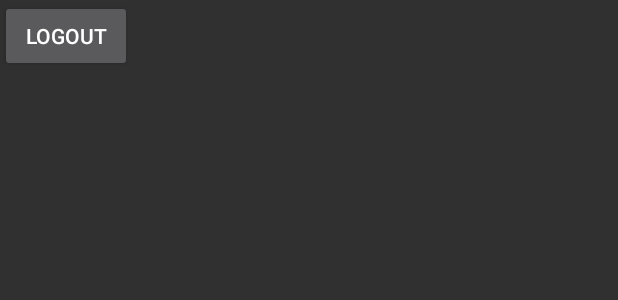
After one commit to BogdanBotez/MagazinArticoleSportive, an Android app: the layout activity_home.xml on its own in the app's theme, with its tools: preview values and no code run, on a phone screen of 412 x 824 dp. The commit adds this screen. Shown: the top 300 px of the screen. Run offline under Robolectric (Android 15) with nearby library versions, the phone set to English and light mode, and no system bars.

Commit message:
Added login functionality.

```diff
--- a/app/src/main/AndroidManifest.xml
+++ b/app/src/main/AndroidManifest.xml
@@ -9,7 +9,8 @@
         android:roundIcon="@mipmap/ic_launcher_round"
         android:supportsRtl="true"
         android:theme="@style/AppTheme">
-        <activity android:name=".RegisterActivity"></activity>
+        <activity android:name=".HomeActivity"></activity>
+        <activity android:name=".RegisterActivity" />
         <activity android:name=".LoginActivity" />
         <activity android:name=".MainActivity">
             <intent-filter>
--- a/app/src/main/java/com/example/magazinarticolesportive/RegisterActivity.java
+++ b/app/src/main/java/com/example/magazinarticolesportive/RegisterActivity.java
@@ -47,8 +47,7 @@ public class RegisterActivity extends AppCompatActivity {
         });
     }
 
-    private void CreateAccount()
-    {
+    private void CreateAccount() {
         String name = InputName.getText().toString();
         String email = InputEmail.getText().toString();
         String password = InputPassword.getText().toString();
@@ -76,8 +75,7 @@ public class RegisterActivity extends AppCompatActivity {
 
     }
 
-    private void ValidateEmail(final String name,final String email, final String password)
-    {
+    private void ValidateEmail(final String name,final String email, final String password) {
         final DatabaseReference RootRef;
         RootRef = FirebaseDatabase.getInstance().getReference();
         RootRef.addListenerForSingleValueEvent(new ValueEventListener() {
--- /dev/null
+++ b/app/src/main/res/layout/activity_home.xml
@@ -0,0 +1,14 @@
+<?xml version="1.0" encoding="utf-8"?>
+<RelativeLayout xmlns:android="http://schemas.android.com/apk/res/android"
+    xmlns:app="http://schemas.android.com/apk/res-auto"
+    xmlns:tools="http://schemas.android.com/tools"
+    android:layout_width="match_parent"
+    android:layout_height="match_parent"
+    tools:context=".HomeActivity">
+
+    <Button
+        android:id="@+id/logout_btn"
+        android:layout_width="wrap_content"
+        android:layout_height="wrap_content"
+        android:text="Logout" />
+</RelativeLayout>
--- a/app/src/main/res/layout/activity_login.xml
+++ b/app/src/main/res/layout/activity_login.xml
@@ -33,6 +33,7 @@
         android:hint="email address"
         android:inputType="textEmailAddress"
         android:textColorHint="@color/colorAccent"
+        android:textColor="@color/colorAccent"
         android:textSize="18sp"
         android:textStyle="bold"
         />
@@ -50,6 +51,7 @@
         android:hint="password"
         android:inputType="textPassword"
         android:textColorHint="@color/colorAccent"
+        android:textColor="@color/colorAccent"
         android:textSize="18sp"
         android:textStyle="bold"
         />
--- a/app/src/main/res/layout/activity_register.xml
+++ b/app/src/main/res/layout/activity_register.xml
@@ -30,6 +30,7 @@
         android:hint="Name"
         android:inputType="textEmailAddress"
         android:textColorHint="@color/colorAccent"
+        android:textColor="@color/colorAccent"
         android:textSize="18sp"
         android:textStyle="bold"
         />
@@ -47,6 +48,7 @@
         android:hint="Email address"
         android:inputType="textEmailAddress"
         android:textColorHint="@color/colorAccent"
+        android:textColor="@color/colorAccent"
         android:textSize="18sp"
         android:textStyle="bold"
         />
@@ -64,6 +66,7 @@
         android:hint="password"
         android:inputType="textPassword"
         android:textColorHint="@color/colorAccent"
+        android:textColor="@color/colorAccent"
         android:textSize="18sp"
         android:textStyle="bold"
         />
```
Also changed, not shown: app/src/main/java/com/example/magazinarticolesportive/HomeActivity.java (added, +30 -0 lines), app/src/main/java/com/example/magazinarticolesportive/LoginActivity.java (+101 -0 lines), app/src/main/java/com/example/magazinarticolesportive/Model/Users.java (added, +40 -0 lines), app/src/main/java/com/example/magazinarticolesportive/Prevalent/Prevalent.java (added, +7 -0 lines).
